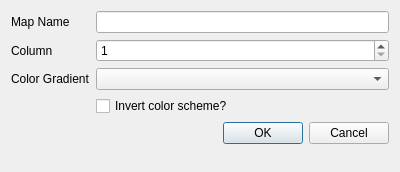
First picture: the form in Vespucci/GUI/Display/mapdialog.ui, repository VespucciProject/Vespucci, before the edit.
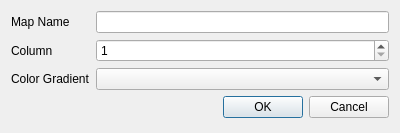
Second picture: the form after the edit.

Commit message: Removed never-implemented "color scheme inversion" option

The edit to the form file:
```diff
--- a/Vespucci/GUI/Display/mapdialog.ui
+++ b/Vespucci/GUI/Display/mapdialog.ui
@@ -7,7 +7,7 @@
     <x>0</x>
     <y>0</y>
     <width>400</width>
-    <height>172</height>
+    <height>133</height>
    </rect>
   </property>
   <property name="windowTitle">
@@ -49,13 +49,6 @@
     <widget class="QComboBox" name="gradientComboBox"/>
    </item>
    <item row="3" column="1">
-    <widget class="QCheckBox" name="invertCheckBox">
-     <property name="text">
-      <string>Invert color scheme?</string>
-     </property>
-    </widget>
-   </item>
-   <item row="4" column="1">
     <widget class="QDialogButtonBox" name="buttonBox">
      <property name="orientation">
       <enum>Qt::Horizontal</enum>
```
